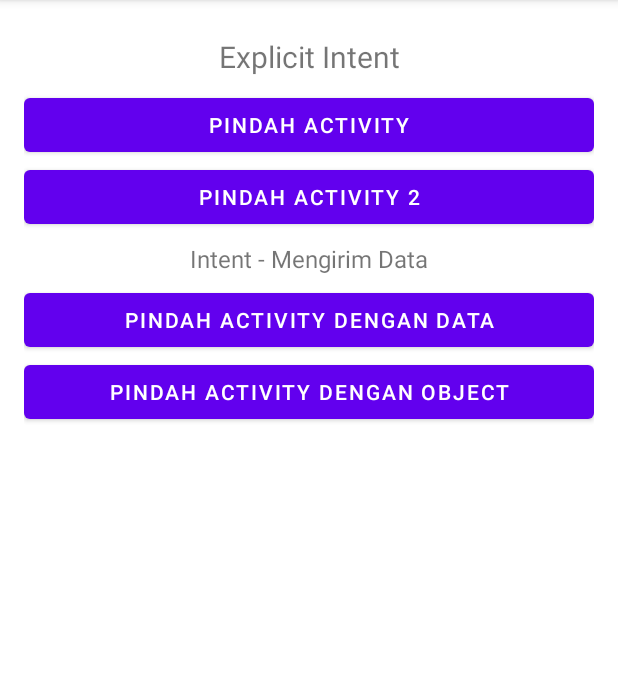
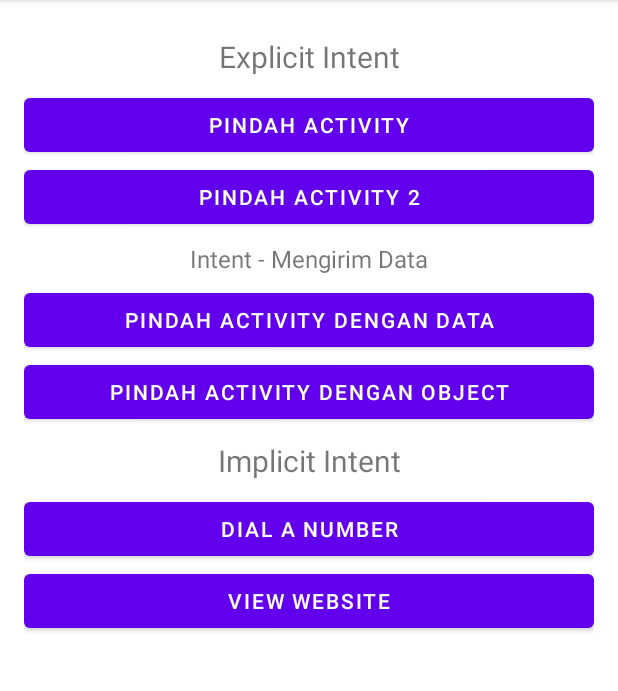
Before and after one commit to rapelista/android-intent-dicoding, an Android app: the screen it shows after launch (MainActivity), on a phone screen of 412 x 824 dp, the part 84-775 px from its top. Run offline under Robolectric (Android 15) with nearby library versions, the phone set to English and light mode, and no system bars.

Commit message:
done until explicit intent

```diff
--- a/app/src/main/java/com/gvstang/myintentapp/MainActivity.kt
+++ b/app/src/main/java/com/gvstang/myintentapp/MainActivity.kt
@@ -1,12 +1,14 @@
 package com.gvstang.myintentapp
 
 import android.content.Intent
+import android.net.Uri
 import androidx.appcompat.app.AppCompatActivity
 import android.os.Bundle
 import android.view.View
 import android.widget.Button
 
 class MainActivity : AppCompatActivity(), View.OnClickListener {
+
     override fun onCreate(savedInstanceState: Bundle?) {
         super.onCreate(savedInstanceState)
         setContentView(R.layout.activity_main)
@@ -15,10 +17,15 @@ class MainActivity : AppCompatActivity(), View.OnClickListener {
         val btnMoveActivity2: Button = findViewById(R.id.btn_move_activity2)
         val btnMoveActivityData: Button = findViewById(R.id.btn_move_activity_data)
         val btnMoveActivityObject: Button = findViewById(R.id.btn_move_activity_object)
+        val btnDialNumber: Button = findViewById(R.id.dial_number)
+        val btnViewWebsite: Button = findViewById(R.id.view_website)
+
         btnMoveActivity.setOnClickListener(this)
         btnMoveActivity2.setOnClickListener(this)
         btnMoveActivityData.setOnClickListener(this)
         btnMoveActivityObject.setOnClickListener(this)
+        btnDialNumber.setOnClickListener(this)
+        btnViewWebsite.setOnClickListener(this)
     }
 
     override fun onClick(v: View?) {
@@ -49,6 +56,16 @@ class MainActivity : AppCompatActivity(), View.OnClickListener {
                 moveObjectIntent.putExtra(MoveWithObjectActivity.EXTRA_PERSON, person)
                 startActivity(moveObjectIntent)
             }
+            R.id.dial_number -> {
+                val phoneNumber = "082121762181"
+                val dialPhoneIntent = Intent(Intent.ACTION_DIAL, Uri.parse("tel:$phoneNumber"))
+                startActivity(dialPhoneIntent)
+            }
+            R.id.view_website -> {
+                val website = "https://fakmalh.vercel.app"
+                val viewWebsiteIntent = Intent(Intent.ACTION_VIEW, Uri.parse(website))
+                startActivity(viewWebsiteIntent)
+            }
         }
     }
 }
--- a/app/src/main/res/layout/activity_main.xml
+++ b/app/src/main/res/layout/activity_main.xml
@@ -47,4 +47,24 @@
         android:layout_height="wrap_content"
         android:text="@string/move_with_object" />
 
+    <TextView
+        android:layout_width="match_parent"
+        android:layout_height="wrap_content"
+        android:text="@string/implicit_intent"
+        android:gravity="center"
+        android:textSize="20sp"
+        android:layout_marginVertical="8dp" />
+
+    <Button
+        android:id="@+id/dial_number"
+        android:layout_width="match_parent"
+        android:layout_height="wrap_content"
+        android:text="@string/dial_number" />
+
+    <Button
+        android:id="@+id/view_website"
+        android:layout_width="match_parent"
+        android:layout_height="wrap_content"
+        android:text="@string/view_website" />
+
 </LinearLayout>
--- a/app/src/main/res/values/strings.xml
+++ b/app/src/main/res/values/strings.xml
@@ -19,4 +19,7 @@
     <string name="this_is_moveactivity2">Ini MoveActivity 2</string>
     <string name="explicit_intent">Explicit Intent</string>
     <string name="intent_mengirim_data">Intent - Mengirim Data</string>
+    <string name="implicit_intent">Implicit Intent</string>
+    <string name="view_website">View Website</string>
+    <string name="mendapatkan_nilai_balik_dari_intent">Mendapatkan Nilai Balik dari Intent</string>
 </resources>
```
Also changed, not shown: app/src/main/AndroidManifest.xml (+7 -0 lines).
